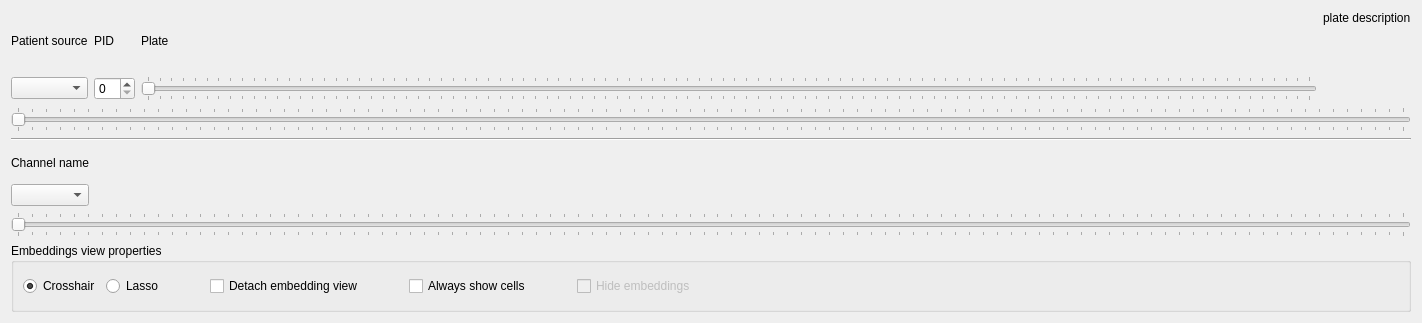
Before: the Qt Designer form spatial_ops/gui/gui_controls.ui in LucaMarconato/spatial_ops, drawn with Qt 5.
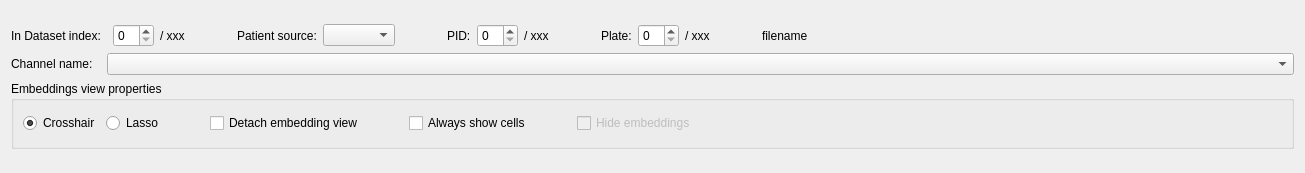
After: the same form once the commit is applied.

Commit message: before simplyfing the widgets for navigation among patients

Diff of the .ui file:
```diff
--- a/spatial_ops/gui/gui_controls.ui
+++ b/spatial_ops/gui/gui_controls.ui
@@ -6,14 +6,14 @@
    <rect>
     <x>0</x>
     <y>0</y>
-    <width>1422</width>
-    <height>323</height>
+    <width>1305</width>
+    <height>173</height>
    </rect>
   </property>
   <property name="maximumSize">
    <size>
     <width>16777215</width>
-    <height>323</height>
+    <height>173</height>
    </size>
   </property>
   <property name="windowTitle">
@@ -23,11 +23,73 @@
    <item>
     <layout class="QVBoxLayout" name="outer_layout">
      <item>
-      <layout class="QGridLayout" name="gridLayout">
-       <item row="1" column="1">
-        <widget class="QSpinBox" name="patient_pid_spin_box"/>
+      <layout class="QGridLayout" name="gridLayout_3" columnstretch="0,0,0,0,0,0,0,0,0,0,0,0,0,0,0,0,1,0,0,0" columnminimumwidth="0,0,0,0,0,0,0,0,0,0,0,0,0,0,0,0,0,0,0,0">
+       <item row="2" column="13">
+        <widget class="QSpinBox" name="plate_spin_box">
+         <property name="keyboardTracking">
+          <bool>false</bool>
+         </property>
+        </widget>
        </item>
-       <item row="1" column="0">
+       <item row="4" column="0">
+        <widget class="QLabel" name="label_5">
+         <property name="text">
+          <string>Channel name:</string>
+         </property>
+        </widget>
+       </item>
+       <item row="2" column="0">
+        <widget class="QLabel" name="label_4">
+         <property name="text">
+          <string>In Dataset index:</string>
+         </property>
+        </widget>
+       </item>
+       <item row="2" column="2">
+        <widget class="QSpinBox" name="in_dataset_index_spin_box">
+         <property name="keyboardTracking">
+          <bool>false</bool>
+         </property>
+        </widget>
+       </item>
+       <item row="2" column="11">
+        <spacer name="horizontalSpacer_6">
+         <property name="orientation">
+          <enum>Qt::Horizontal</enum>
+         </property>
+         <property name="sizeHint" stdset="0">
+          <size>
+           <width>40</width>
+           <height>20</height>
+          </size>
+         </property>
+        </spacer>
+       </item>
+       <item row="2" column="9">
+        <widget class="QSpinBox" name="patient_pid_spin_box">
+         <property name="keyboardTracking">
+          <bool>false</bool>
+         </property>
+        </widget>
+       </item>
+       <item row="2" column="8">
+        <widget class="QLabel" name="label_2">
+         <property name="text">
+          <string>PID:</string>
+         </property>
+        </widget>
+       </item>
+       <item row="2" column="12">
+        <widget class="QLabel" name="label_3">
+         <property name="enabled">
+          <bool>true</bool>
+         </property>
+         <property name="text">
+          <string>Plate:</string>
+         </property>
+        </widget>
+       </item>
+       <item row="2" column="6">
         <widget class="QComboBox" name="patient_source_combo_box">
          <property name="focusPolicy">
           <enum>Qt::ClickFocus</enum>
@@ -37,138 +99,89 @@
          </property>
         </widget>
        </item>
-       <item row="0" column="0">
+       <item row="2" column="7">
+        <spacer name="horizontalSpacer">
+         <property name="orientation">
+          <enum>Qt::Horizontal</enum>
+         </property>
+         <property name="sizeHint" stdset="0">
+          <size>
+           <width>40</width>
+           <height>20</height>
+          </size>
+         </property>
+        </spacer>
+       </item>
+       <item row="2" column="5">
         <widget class="QLabel" name="label">
          <property name="text">
-          <string>Patient source</string>
+          <string>Patient source:</string>
          </property>
         </widget>
        </item>
-       <item row="0" column="2">
-        <widget class="QLabel" name="label_3">
-         <property name="enabled">
-          <bool>true</bool>
-         </property>
+       <item row="2" column="16">
+        <widget class="QLabel" name="filename_label">
          <property name="text">
-          <string>Plate</string>
+          <string>filename</string>
          </property>
         </widget>
        </item>
-       <item row="0" column="3" rowspan="2">
-        <widget class="QLabel" name="label_4">
-         <property name="enabled">
-          <bool>true</bool>
-         </property>
+       <item row="2" column="10">
+        <widget class="QLabel" name="patient_pid_label">
          <property name="text">
-          <string>plate description</string>
+          <string>/ xxx</string>
          </property>
-         <property name="alignment">
-          <set>Qt::AlignLeading|Qt::AlignLeft|Qt::AlignTop</set>
-         </property>
-         <property name="wordWrap">
-          <bool>true</bool>
-         </property>
         </widget>
        </item>
-       <item row="1" column="2">
-        <widget class="QSlider" name="horizontalSlider">
-         <property name="enabled">
-          <bool>false</bool>
+       <item row="2" column="14">
+        <widget class="QLabel" name="plate_label">
+         <property name="text">
+          <string>/ xxx</string>
          </property>
+        </widget>
+       </item>
+       <item row="4" column="1" colspan="16">
+        <widget class="QComboBox" name="channel_name_combo_box">
          <property name="focusPolicy">
           <enum>Qt::ClickFocus</enum>
          </property>
+         <property name="sizeAdjustPolicy">
+          <enum>QComboBox::AdjustToContents</enum>
+         </property>
+        </widget>
+       </item>
+       <item row="2" column="15">
+        <spacer name="horizontalSpacer_8">
          <property name="orientation">
           <enum>Qt::Horizontal</enum>
          </property>
-         <property name="tickPosition">
-          <enum>QSlider::TicksBothSides</enum>
+         <property name="sizeHint" stdset="0">
+          <size>
+           <width>40</width>
+           <height>20</height>
+          </size>
          </property>
-        </widget>
+        </spacer>
        </item>
-       <item row="0" column="1">
-        <widget class="QLabel" name="label_2">
+       <item row="2" column="3">
+        <widget class="QLabel" name="in_dataset_index_label">
          <property name="text">
-          <string>PID</string>
+          <string>/ xxx</string>
          </property>
         </widget>
        </item>
-      </layout>
-     </item>
-     <item>
-      <widget class="QSlider" name="patient_slider">
-       <property name="focusPolicy">
-        <enum>Qt::ClickFocus</enum>
-       </property>
-       <property name="orientation">
-        <enum>Qt::Horizontal</enum>
-       </property>
-       <property name="tickPosition">
-        <enum>QSlider::TicksBothSides</enum>
-       </property>
-       <property name="tickInterval">
-        <number>1</number>
-       </property>
-      </widget>
-     </item>
-     <item>
-      <widget class="Line" name="line">
-       <property name="orientation">
-        <enum>Qt::Horizontal</enum>
-       </property>
-      </widget>
-     </item>
-     <item>
-      <layout class="QVBoxLayout" name="verticalLayout">
-       <item>
-        <layout class="QGridLayout" name="gridLayout_2">
-         <item row="1" column="0">
-          <widget class="QComboBox" name="channel_name_combo_box">
-           <property name="focusPolicy">
-            <enum>Qt::ClickFocus</enum>
-           </property>
-           <property name="sizeAdjustPolicy">
-            <enum>QComboBox::AdjustToContents</enum>
-           </property>
-          </widget>
-         </item>
-         <item row="0" column="0">
-          <widget class="QLabel" name="label_5">
-           <property name="text">
-            <string>Channel name</string>
-           </property>
-          </widget>
-         </item>
-         <item row="1" column="1">
-          <spacer name="horizontalSpacer">
-           <property name="orientation">
-            <enum>Qt::Horizontal</enum>
-           </property>
-           <property name="sizeHint" stdset="0">
-            <size>
-             <width>40</width>
-             <height>20</height>
-            </size>
-           </property>
-          </spacer>
-         </item>
-        </layout>
-       </item>
-       <item>
-        <widget class="QSlider" name="channel_slider">
-         <property name="focusPolicy">
-          <enum>Qt::ClickFocus</enum>
-         </property>
+       <item row="2" column="4">
+        <spacer name="horizontalSpacer_7">
          <property name="orientation">
           <enum>Qt::Horizontal</enum>
          </property>
-         <property name="tickPosition">
-          <enum>QSlider::TicksBothSides</enum>
+         <property name="sizeHint" stdset="0">
+          <size>
+           <width>40</width>
+           <height>20</height>
+          </size>
          </property>
-         <property name="tickInterval">
-          <number>1</number>
-         </property>
-        </widget>
+        </spacer>
        </item>
       </layout>
      </item>
```
Left out of the diff: 1 changed line with no effect on the pictures. The commit also changes 9 other files.
